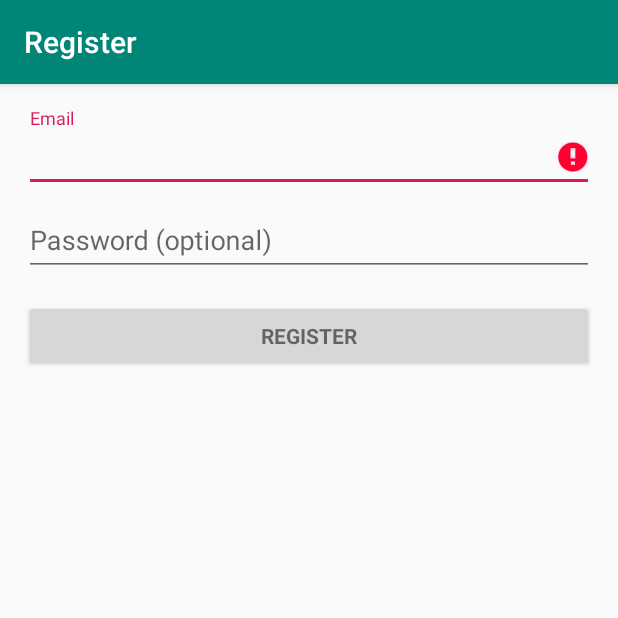
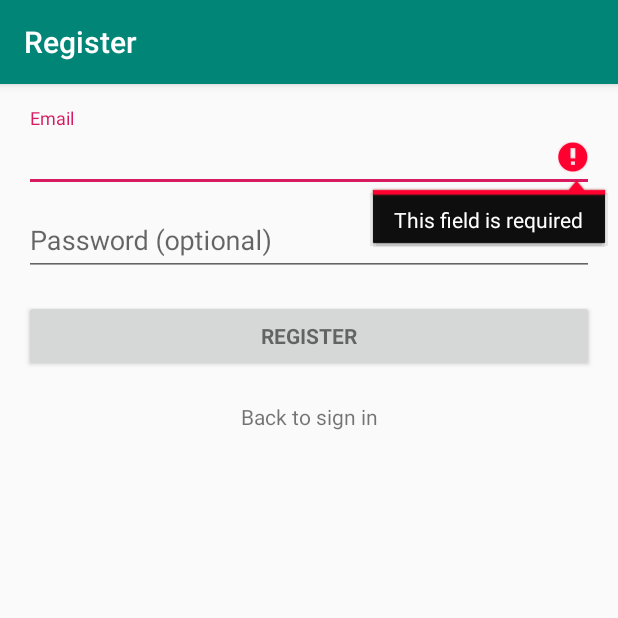
Before and after one commit to virkinia/HelloFirbaseNote2, an Android app: the screen it shows after launch (LoginActivity), after a tap on "REGISTER", on a phone screen of 412 x 824 dp, the top half of it. Run offline under Robolectric (Android 15) with nearby library versions, the phone set to English and light mode, and no system bars; our stand-ins replace Firebase (no records; nobody signed in at launch, a user with empty details on screens opened directly); 2 statements that could not run were skipped; 2 other taps on this screen came first.

Commit message:
Login and load data from user

```diff
--- a/app/src/main/java/com/example/hellofirbasenote2/LoginActivity.java
+++ b/app/src/main/java/com/example/hellofirbasenote2/LoginActivity.java
@@ -3,6 +3,7 @@ package com.example.hellofirbasenote2;
 import android.animation.Animator;
 import android.animation.AnimatorListenerAdapter;
 import android.annotation.TargetApi;
+import android.content.Intent;
 import android.content.pm.PackageManager;
 
 import androidx.annotation.NonNull;
@@ -51,8 +52,9 @@ import static android.Manifest.permission.READ_CONTACTS;
  */
 public class LoginActivity extends AppCompatActivity implements LoaderCallbacks<Cursor> {
 
-    Button mEmailRegisterButton;
+
     Button mEmailSignInButton;
+    TextView mRegisterTextView;
     private int mode = 0;
     private FirebaseAuth mAuth;
 
@@ -112,20 +114,46 @@ public class LoginActivity extends AppCompatActivity implements LoaderCallbacks<
             }
         });
 
-        mEmailRegisterButton = (Button) findViewById(R.id.email_sign_up_button);
-        mEmailRegisterButton.setOnClickListener(new OnClickListener() {
+
+
+        mRegisterTextView = (TextView) findViewById(R.id.email_sign_up_textView);
+        mRegisterTextView.setOnClickListener(new OnClickListener() {
             @Override
             public void onClick(View v) {
-                mEmailRegisterButton.setVisibility(View.GONE);
-                setTitle(R.string.title_activity_register);
-                mEmailSignInButton.setText(R.string.title_activity_register);
-                mode = 1;
+
+                if (mode == 0) {
+
+                    mRegisterTextView.setText("Back to sign in");
+                    setTitle(R.string.title_activity_register);
+                    mEmailSignInButton.setText(R.string.title_activity_register);
+                    mode = 1;
+                } else {
+
+                    mRegisterTextView.setText("Register");
+                    setTitle(R.string.title_activity_login);
+                    mEmailSignInButton.setText(R.string.title_activity_login);
+                    mode = 0;
+
+                }
 
             }
         });
 
+
         mLoginFormView = findViewById(R.id.login_form);
         mProgressView = findViewById(R.id.login_progress);
+
+    }
+
+    @Override
+    public void onStart() {
+        super.onStart();
+        // Check if user is signed in (non-null) and update UI accordingly.
+        FirebaseUser currentUser = mAuth.getCurrentUser();
+        if(currentUser != null) {
+            Intent intent = new Intent(getBaseContext(), MainActivity.class);
+            startActivity(intent);
+        }
 
     }
 
@@ -347,19 +375,22 @@ public class LoginActivity extends AppCompatActivity implements LoaderCallbacks<
             if(mode == 0) { // SIGN IN
 
                 signWithEmail(mEmail, mPassword);
+                return true;
 
             } else {
                 registerNewAccount(mEmail, mPassword);
+
+                return true;
             }
 
-            try {
+           /*  try {
                 // Simulate network access.
                 Thread.sleep(2000);
             } catch (InterruptedException e) {
                 return false;
             }
 
-          /*  for (String credential : DUMMY_CREDENTIALS) {
+           for (String credential : DUMMY_CREDENTIALS) {
                 String[] pieces = credential.split(":");
                 if (pieces[0].equals(mEmail)) {
                     // Account exists, return true if the password matches.
@@ -370,7 +401,7 @@ public class LoginActivity extends AppCompatActivity implements LoaderCallbacks<
 
             // TODO: register the new account here.
 
-            return true;
+            /// return true;
         }
 
         @Override
@@ -403,6 +434,9 @@ public class LoginActivity extends AppCompatActivity implements LoaderCallbacks<
                             Log.d("LOGIN", "createUserWithEmail:success");
                             FirebaseUser user = mAuth.getCurrentUser();
                             //updateUI(user);
+
+                            Intent intent = new Intent(getBaseContext(), MainActivity.class);
+                            startActivity(intent);
                         } else {
                             // If sign in fails, display a message to the user.
                             Log.w("LOGIN", "createUserWithEmail:failure", task.getException());
@@ -426,6 +460,9 @@ public class LoginActivity extends AppCompatActivity implements LoaderCallbacks<
                             // Sign in success, update UI with the signed-in user's information
                             Log.d("LOGIN", "signInWithEmail:success");
                             FirebaseUser user = mAuth.getCurrentUser();
+
+                            Intent intent = new Intent(getBaseContext(), MainActivity.class);
+                            startActivity(intent);
                           //  updateUI(user);
                         } else {
                             // If sign in fails, display a message to the user.
--- /dev/null
+++ b/app/src/main/java/com/example/hellofirbasenote2/UserCredentials.java
@@ -0,0 +1,6 @@
+package com.example.hellofirbasenote2;
+
+public class UserCredentials {
+
+
+}
--- a/app/src/main/res/layout/activity_login.xml
+++ b/app/src/main/res/layout/activity_login.xml
@@ -73,14 +73,15 @@
                 android:text="@string/action_sign_in"
                 android:textStyle="bold" />
 
-            <Button
-                android:id="@+id/email_sign_up_button"
-                style="?android:textAppearanceSmall"
+
+
+            <TextView
+                android:id="@+id/email_sign_up_textView"
                 android:layout_width="match_parent"
                 android:layout_height="wrap_content"
-                android:layout_marginTop="16dp"
-                android:text="@string/action_sign_up"
-                android:textStyle="bold" />
+                android:textAlignment="center"
+                android:padding="20dp"
+                android:text="@string/action_sign_up"/>
 
         </LinearLayout>
     </ScrollView>
```
Also changed, not shown: app/src/main/java/com/example/hellofirbasenote2/MainActivity.java (+18 -2 lines).
